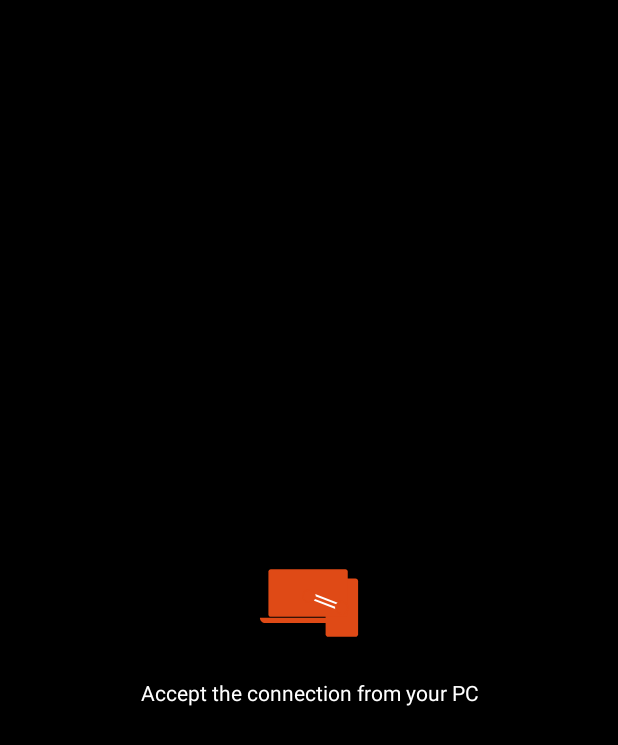
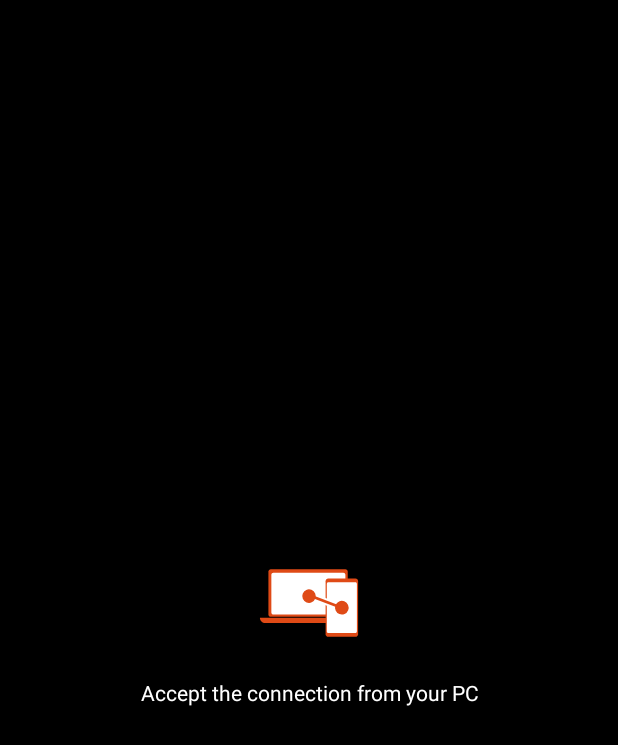
Before and after one commit to liviu-gheorghe/pccontroller-client, an Android app: the WaitForPermissionActivity screen opened directly, with no data from a screen before it, on a phone screen of 412 x 824 dp. Shown: the top 745 px of the screen. Run offline under Robolectric (Android 15) with nearby library versions, the phone set to English and light mode, and no system bars.

Commit message:
Changed logo drawable

```diff
--- a/app/src/main/res/drawable/ic_logo_100dp.xml
+++ b/app/src/main/res/drawable/ic_logo_100dp.xml
@@ -1,44 +1,23 @@
-<vector xmlns:android="http://schemas.android.com/apk/res/android"
-    android:width="100dp"
-    android:height="100dp"
-    android:viewportWidth="4000"
-    android:viewportHeight="4000">
+<vector android:height="100dp" android:viewportHeight="4000"
+    android:viewportWidth="4000" android:width="100dp" xmlns:android="http://schemas.android.com/apk/res/android">
+    <path android:fillColor="#DF4A16" android:pathData="M3033.08,1161.84C3033.08,1126.8 3004.62,1098.34 2969.57,1098.34L981.31,1098.34C946.26,1098.34 917.8,1126.8 917.8,1161.84L917.8,2304.86C917.8,2339.9 946.26,2368.35 981.31,2368.35L2969.57,2368.35C3004.62,2368.35 3033.08,2339.9 3033.08,2304.86L3033.08,1161.84Z"/>
+    <path android:fillColor="#ffffff" android:pathData="M2970.21,1249.7C2970.21,1219.01 2945.29,1194.08 2914.59,1194.08L1051.76,1194.08C1021.06,1194.08 996.14,1219.01 996.14,1249.7L996.14,2250.84C996.14,2281.54 1021.06,2306.45 1051.76,2306.45L2914.59,2306.45C2945.29,2306.45 2970.21,2281.54 2970.21,2250.84L2970.21,1249.7Z"/>
+    <path android:fillColor="#DF4A16" android:pathData="M3275.71,2392.63L690.63,2392.63L690.63,2392.63C690.63,2430.49 705.67,2466.79 732.44,2493.56C759.2,2520.33 795.51,2535.37 833.37,2535.37L3132.96,2535.37C3170.82,2535.37 3207.13,2520.33 3233.9,2493.56C3260.67,2466.79 3275.71,2430.49 3275.71,2392.63L3275.71,2392.63Z"/>
+    <path android:fillColor="#DF4A16" android:pathData="M3309.37,1418.15C3309.37,1379.88 3278.3,1348.81 3240.03,1348.81L2512.02,1348.81C2473.75,1348.81 2442.68,1379.88 2442.68,1418.15L2442.68,2832.33C2442.68,2870.59 2473.75,2901.66 2512.02,2901.66L3240.03,2901.66C3278.3,2901.66 3309.37,2870.59 3309.37,2832.33L3309.37,1418.15Z"/>
     <group>
-        <clip-path android:pathData="M3309.37,1418.15C3309.37,1379.88 3278.3,1348.81 3240.03,1348.81L2512.02,1348.81C2473.75,1348.81 2442.68,1379.88 2442.68,1418.15L2442.68,2832.33C2442.68,2870.59 2473.75,2901.66 2512.02,2901.66L3240.03,2901.66C3278.3,2901.66 3309.37,2870.59 3309.37,2832.33L3309.37,1418.15Z" />
-        <path
-            android:fillColor="#ffffff"
-            android:pathData="M3277.31,1490.09C3277.31,1467.95 3259.32,1449.97 3237.18,1449.97L2514.87,1449.97C2492.73,1449.97 2474.74,1467.95 2474.74,1490.09L2474.74,2760.15C2474.74,2782.29 2492.73,2800.27 2514.87,2800.27L3237.18,2800.27C3259.32,2800.27 3277.31,2782.29 3277.31,2760.15L3277.31,1490.09Z" />
+        <clip-path android:pathData="M3309.37,1418.15C3309.37,1379.88 3278.3,1348.81 3240.03,1348.81L2512.02,1348.81C2473.75,1348.81 2442.68,1379.88 2442.68,1418.15L2442.68,2832.33C2442.68,2870.59 2473.75,2901.66 2512.02,2901.66L3240.03,2901.66C3278.3,2901.66 3309.37,2870.59 3309.37,2832.33L3309.37,1418.15Z"/>
+        <path android:fillColor="#ffffff" android:pathData="M3277.31,1490.09C3277.31,1467.95 3259.32,1449.97 3237.18,1449.97L2514.87,1449.97C2492.73,1449.97 2474.74,1467.95 2474.74,1490.09L2474.74,2760.15C2474.74,2782.29 2492.73,2800.27 2514.87,2800.27L3237.18,2800.27C3259.32,2800.27 3277.31,2782.29 3277.31,2760.15L3277.31,1490.09Z"/>
     </group>
-    <path
-        android:fillColor="#ffffff"
-        android:pathData="M2970.21,1249.7C2970.21,1219.01 2945.29,1194.08 2914.59,1194.08L1051.76,1194.08C1021.06,1194.08 996.14,1219.01 996.14,1249.7L996.14,2250.84C996.14,2281.54 1021.06,2306.45 1051.76,2306.45L2914.59,2306.45C2945.29,2306.45 2970.21,2281.54 2970.21,2250.84L2970.21,1249.7Z" />
-    <path
-        android:fillColor="#DF4A16"
-        android:pathData="M3275.71,2392.63L690.63,2392.63L690.63,2392.63C690.63,2430.49 705.67,2466.79 732.44,2493.56C759.2,2520.33 795.51,2535.37 833.37,2535.37L3132.96,2535.37C3170.82,2535.37 3207.13,2520.33 3233.9,2493.56C3260.67,2466.79 3275.71,2430.49 3275.71,2392.63L3275.71,2392.63Z" />
-    <path
-        android:fillColor="#DF4A16"
-        android:pathData="M3309.37,1418.15C3309.37,1379.88 3278.3,1348.81 3240.03,1348.81L2512.02,1348.81C2473.75,1348.81 2442.68,1379.88 2442.68,1418.15L2442.68,2832.33C2442.68,2870.59 2473.75,2901.66 2512.02,2901.66L3240.03,2901.66C3278.3,2901.66 3309.37,2870.59 3309.37,2832.33L3309.37,1418.15Z" />
-    <path
-        android:fillColor="#DF4A16"
-        android:pathData="M3033.08,1161.84C3033.08,1126.8 3004.62,1098.34 2969.57,1098.34L981.31,1098.34C946.26,1098.34 917.8,1126.8 917.8,1161.84L917.8,2304.86C917.8,2339.9 946.26,2368.35 981.31,2368.35L2969.57,2368.35C3004.62,2368.35 3033.08,2339.9 3033.08,2304.86L3033.08,1161.84Z" />
-    <path
-        android:fillColor="#00000000"
+    <path android:fillColor="#00000000"
         android:pathData="M2049.38,1810.64L2836.03,2115.91"
-        android:strokeWidth="176.63"
-        android:strokeColor="#ffffff" />
-    <path
-        android:fillColor="#00000000"
+        android:strokeColor="#ffffff" android:strokeWidth="176.63"/>
+    <path android:fillColor="#00000000"
         android:pathData="M2049.37,1810.64L2836.03,2115.91"
-        android:strokeWidth="70.82"
-        android:strokeColor="#DF4A16" />
-    <path
-        android:fillColor="#DF4A16"
+        android:strokeColor="#DF4A16" android:strokeWidth="70.82"/>
+    <path android:fillColor="#DF4A16"
         android:pathData="M2876.03,2125.24m-150.95,-58.64a161.94,161.94 66.23,1 1,301.89 117.29a161.94,161.94 66.23,1 1,-301.89 -117.29"
-        android:strokeWidth="37.07"
-        android:strokeColor="#DF4A16" />
-    <path
-        android:fillColor="#DF4A16"
+        android:strokeColor="#DF4A16" android:strokeWidth="37.07"/>
+    <path android:fillColor="#DF4A16"
         android:pathData="M2000.02,1816.87m-150.46,-58.45a161.41,161.41 66.23,1 1,300.91 116.91a161.41,161.41 66.23,1 1,-300.91 -116.91"
-        android:strokeWidth="37.19"
-        android:strokeColor="#DF4A16" />
+        android:strokeColor="#DF4A16" android:strokeWidth="37.19"/>
 </vector>
```
Also changed, not shown: app/src/main/res/drawable/ic_logo_24dp.xml (+16 -37 lines), app/src/main/res/drawable/ic_logo_64dp.xml (+16 -37 lines).
